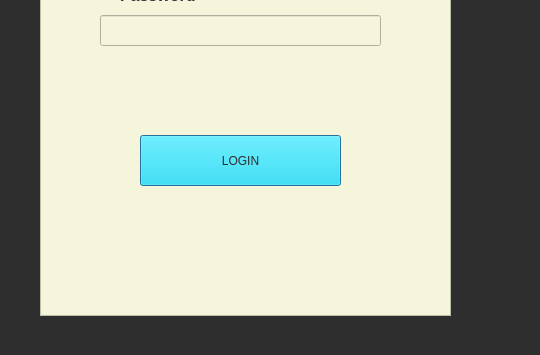
This is user_authentication.ui in mesum-abbas/Canteen_Managment_System as Qt 5 draws it before an edit; both pictures show x 460 to 1000 and y 345 to 700 of the 1000 by 700 pixel window. The edited form follows.
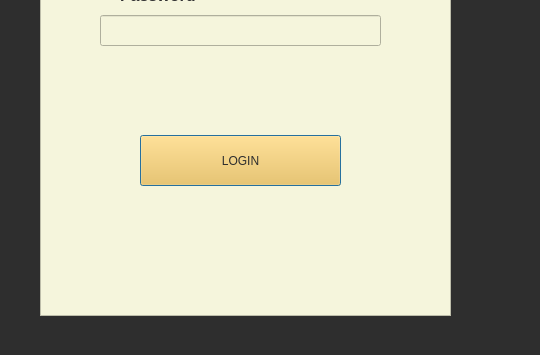
This is the edited form. Icons and pictures are not drawn.

The edit to the form file:
```diff
--- a/user_authentication.ui
+++ b/user_authentication.ui
@@ -46,7 +46,7 @@
     </property>
     <property name="styleSheet">
      <string notr="true">font: 12pt &quot;Segoe UI&quot;;
-background-color: rgb(0, 229, 255);
+background-color: rgb(255, 191, 60);
 color: rgb(46, 46, 46);
 font: 12pt &quot;Segoe UI&quot;;</string>
     </property>
```
Left out of the diff: 23 changed lines with no effect on the pictures.
